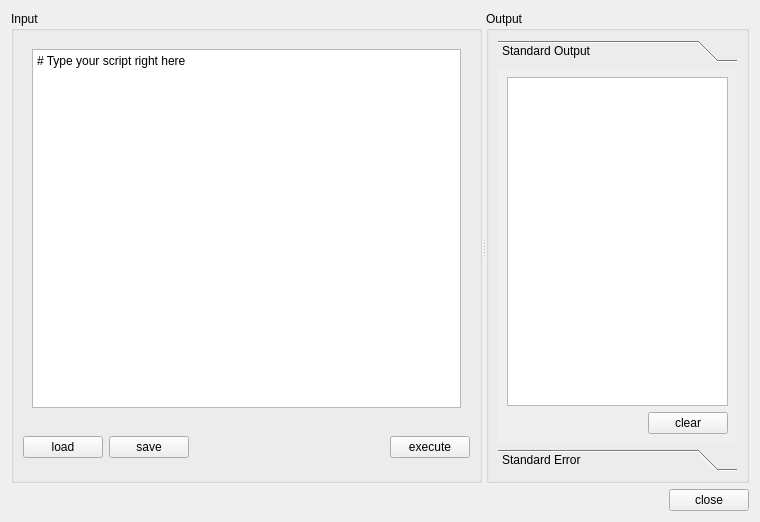
First picture: the form in src/scriptconsole.ui, repository fontmatrix/fontmatrix, before the edit.
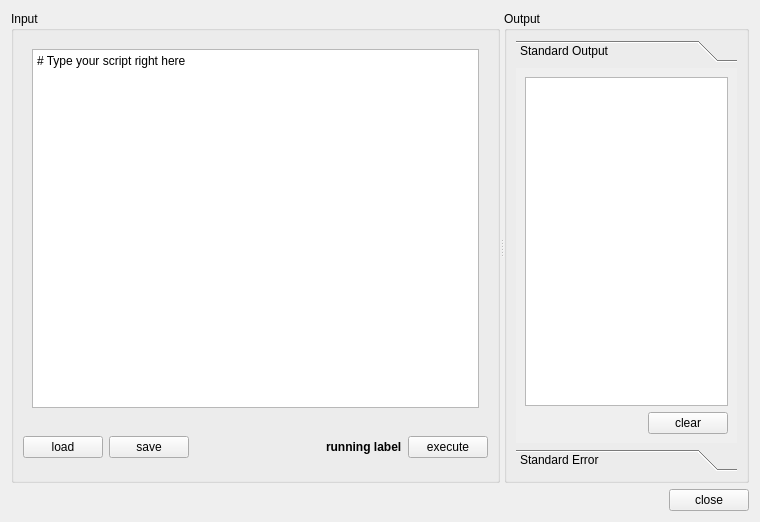
Second picture: the form after the edit.

Diff of the .ui file:
```diff
--- a/src/scriptconsole.ui
+++ b/src/scriptconsole.ui
@@ -29,7 +29,7 @@
        <string>Input</string>
       </property>
       <layout class="QGridLayout" name="gridLayout_7" >
-       <item row="0" column="0" colspan="4" >
+       <item row="0" column="0" colspan="5" >
         <widget class="QStackedWidget" name="stackInput" >
          <property name="currentIndex" >
           <number>0</number>
@@ -92,13 +92,26 @@
          </property>
         </spacer>
        </item>
-       <item row="1" column="3" >
+       <item row="1" column="4" >
         <widget class="QPushButton" name="execButton" >
          <property name="text" >
           <string>execute</string>
          </property>
         </widget>
        </item>
+       <item row="1" column="3" >
+        <widget class="QLabel" name="runLabel" >
+         <property name="font" >
+          <font>
+           <weight>75</weight>
+           <bold>true</bold>
+          </font>
+         </property>
+         <property name="text" >
+          <string>running label</string>
+         </property>
+        </widget>
+       </item>
       </layout>
      </widget>
      <widget class="QGroupBox" name="groupBox_2" >
@@ -122,7 +135,7 @@
            <rect>
             <x>0</x>
             <y>0</y>
-            <width>368</width>
+            <width>241</width>
             <height>369</height>
            </rect>
           </property>
```
Left out of the diff: 2 changed lines with no effect on the pictures.
